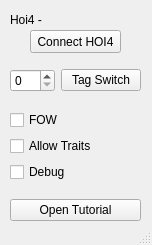
The window that main.ui (Fullchord/Hoi4-Tag-Switcher) describes before a commit, drawn with Qt 5.
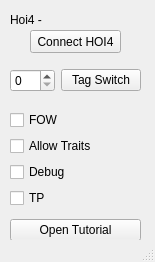
The same window after the commit.

Commit message:
added TP button
-Added TP button with the same functionality that FOW has

What changed in the file:
```diff
--- a/main.ui
+++ b/main.ui
@@ -6,10 +6,22 @@
    <rect>
     <x>0</x>
     <y>0</y>
-    <width>152</width>
-    <height>245</height>
+    <width>155</width>
+    <height>262</height>
    </rect>
   </property>
+  <property name="minimumSize">
+   <size>
+    <width>155</width>
+    <height>262</height>
+   </size>
+  </property>
+  <property name="maximumSize">
+   <size>
+    <width>155</width>
+    <height>262</height>
+   </size>
+  </property>
   <property name="windowTitle">
    <string>Hoi4 TagSwitch</string>
   </property>
@@ -20,7 +32,7 @@
       <x>10</x>
       <y>110</y>
       <width>131</width>
-      <height>111</height>
+      <height>131</height>
      </rect>
     </property>
     <layout class="QVBoxLayout" name="verticalLayout">
@@ -45,6 +57,13 @@
        </property>
       </widget>
      </item>
+     <item>
+      <widget class="QCheckBox" name="TPBox">
+       <property name="text">
+        <string>TP</string>
+       </property>
+      </widget>
+     </item>
      <item>
       <spacer name="verticalSpacer_2">
        <property name="orientation">
```
The commit also changes 1 other file.
